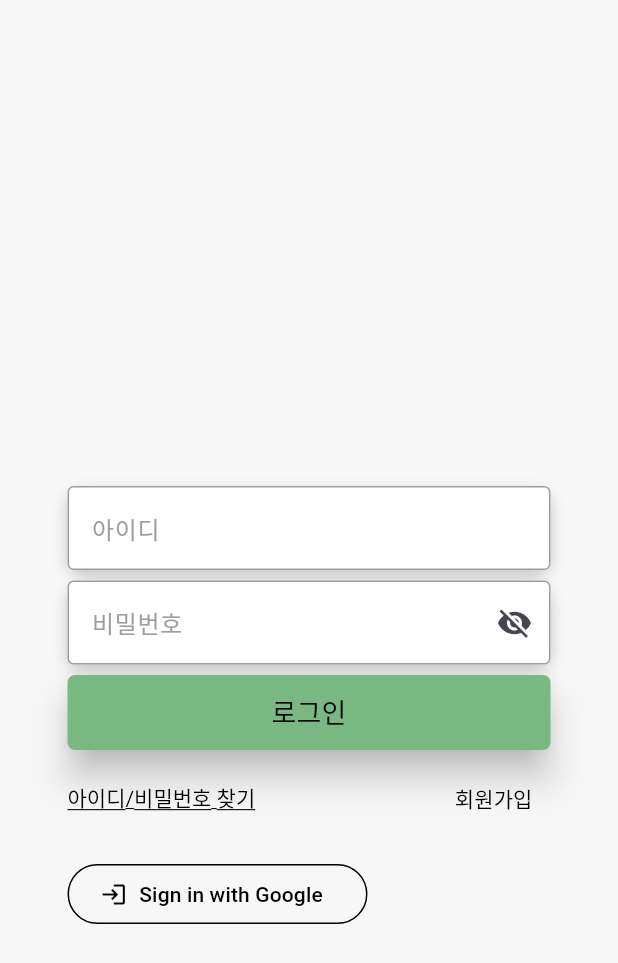
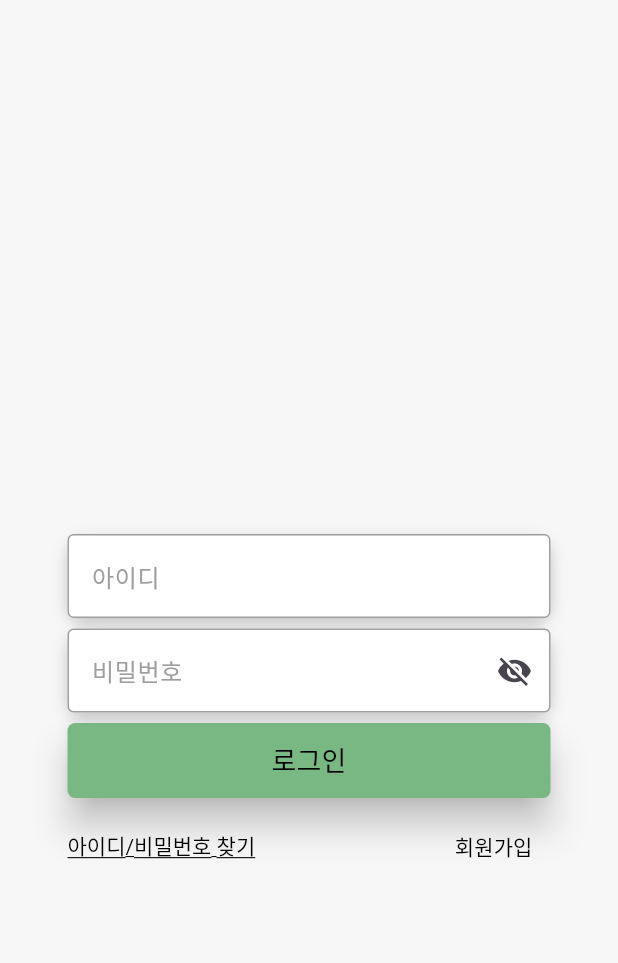
Before and after one commit to mean12345/cap2, a Flutter app: the screen it shows after launch, on a phone screen of 412 x 824 dp. Shown: the top 963 px of the screen. Run offline on Flutter 3.47's test engine with Material 3 defaults, Android fonts, the phone set to English and light mode, and no system bars; our stand-ins replace device_info_plus, dio, fl_chart, flutter_dotenv, geolocator, image_picker and 4 more; missing offline and left inert: flutter_naver_map, kpostal.

Commit message:
로그인 구글 수정
로그인 구글 수정

```diff
--- a/lib/login/login.dart
+++ b/lib/login/login.dart
@@ -41,8 +41,6 @@ class _LoginState extends BaseLoginState<Login> {
                 buildLoginButton(), //로그인 버튼
                 const SizedBox(height: 8),
                 buildIdpasswordBottomLinks(), //아이디, 비밀번호 찾기
-                const SizedBox(height: 16),
-                buildGoogleSignInButton(), //구글 로그인 버튼
               ],
             ),
           ),
```
